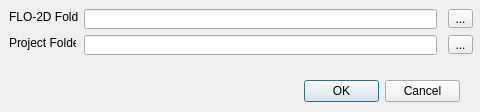
FLO-2DSoftware/qgis-flo-2d-plugin, file flo2d/ui/flopro.ui: the form before one commit.
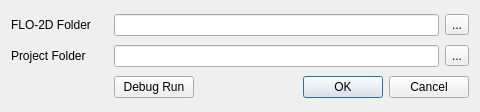
The form after the commit.

Patch:
```diff
--- a/flo2d/ui/flopro.ui
+++ b/flo2d/ui/flopro.ui
@@ -16,87 +16,76 @@
   <property name="windowTitle">
    <string>Run Program</string>
   </property>
-  <widget class="QLabel" name="label_2">
-   <property name="geometry">
-    <rect>
-     <x>9</x>
-     <y>35</y>
-     <width>67</width>
-     <height>16</height>
-    </rect>
-   </property>
-   <property name="text">
-    <string>Project Folder</string>
-   </property>
-  </widget>
-  <widget class="QToolButton" name="project_browse">
-   <property name="geometry">
-    <rect>
-     <x>448</x>
-     <y>35</y>
-     <width>25</width>
-     <height>19</height>
-    </rect>
-   </property>
-   <property name="text">
-    <string>...</string>
-   </property>
-  </widget>
-  <widget class="QLineEdit" name="flo2d_le">
-   <property name="geometry">
-    <rect>
-     <x>84</x>
-     <y>9</y>
-     <width>353</width>
-     <height>20</height>
-    </rect>
-   </property>
-  </widget>
+  <layout class="QGridLayout" name="gridLayout">
+   <item row="0" column="0">
   <widget class="QLabel" name="label">
-   <property name="geometry">
-    <rect>
-     <x>9</x>
-     <y>9</y>
-     <width>69</width>
-     <height>16</height>
-    </rect>
-   </property>
    <property name="text">
     <string>FLO-2D Folder</string>
    </property>
   </widget>
-  <widget class="QLineEdit" name="project_le">
-   <property name="geometry">
-    <rect>
-     <x>84</x>
-     <y>35</y>
-     <width>353</width>
-     <height>20</height>
-    </rect>
-   </property>
-  </widget>
+   </item>
+   <item row="0" column="1" colspan="3">
+    <widget class="QLineEdit" name="flo2d_le"/>
+   </item>
+   <item row="0" column="4">
   <widget class="QToolButton" name="flo2d_browse">
-   <property name="geometry">
-    <rect>
-     <x>448</x>
-     <y>9</y>
-     <width>25</width>
-     <height>19</height>
-    </rect>
-   </property>
+     <property name="text">
+      <string>...</string>
+     </property>
+    </widget>
+   </item>
+   <item row="1" column="0">
+    <widget class="QLabel" name="label_2">
    <property name="text">
+      <string>Project Folder</string>
+     </property>
+    </widget>
+   </item>
+   <item row="1" column="1" colspan="3">
+    <widget class="QLineEdit" name="project_le"/>
+   </item>
+   <item row="1" column="4">
+    <widget class="QToolButton" name="project_browse">
+     <property name="text">
     <string>...</string>
    </property>
   </widget>
+   </item>
+   <item row="2" column="0">
+    <spacer name="horizontalSpacer">
+     <property name="orientation">
+      <enum>Qt::Horizontal</enum>
+     </property>
+     <property name="sizeHint" stdset="0">
+      <size>
+       <width>104</width>
+       <height>20</height>
+      </size>
+     </property>
+    </spacer>
+   </item>
+   <item row="2" column="1">
+    <widget class="QPushButton" name="debug_run_btn">
+     <property name="text">
+      <string>Debug Run</string>
+     </property>
+    </widget>
+   </item>
+   <item row="2" column="2">
+    <spacer name="horizontalSpacer_2">
+     <property name="orientation">
+      <enum>Qt::Horizontal</enum>
+     </property>
+     <property name="sizeHint" stdset="0">
+      <size>
+       <width>103</width>
+       <height>20</height>
+      </size>
+     </property>
+    </spacer>
+   </item>
+   <item row="2" column="3" colspan="2">
   <widget class="QDialogButtonBox" name="buttonBox">
-   <property name="geometry">
-    <rect>
-     <x>304</x>
-     <y>80</y>
-     <width>156</width>
-     <height>23</height>
-    </rect>
-   </property>
    <property name="orientation">
     <enum>Qt::Horizontal</enum>
    </property>
@@ -104,6 +93,8 @@
     <set>QDialogButtonBox::Cancel|QDialogButtonBox::Ok</set>
    </property>
   </widget>
+   </item>
+  </layout>
  </widget>
  <resources/>
  <connections>
```
Lines whose indentation alone changed are shown as unchanged.
